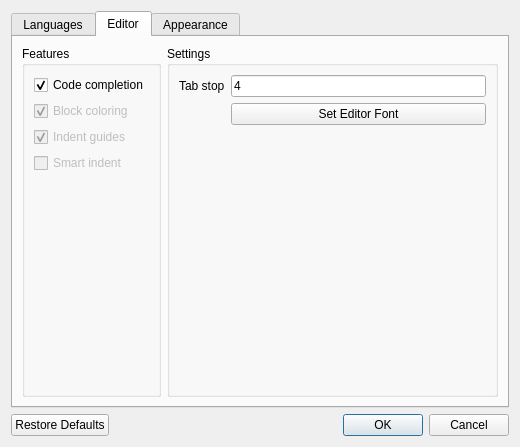
Old version of the form src/propelleride/forms/preferences.ui in the repository parallaxinc/PropellerIDE.
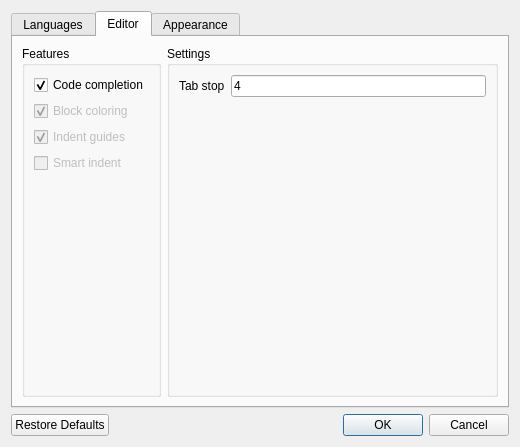
New version of the form. The open tabs and pages were chosen to show the change. Icons and pictures are not drawn. Custom widgets are drawn as their Qt base class.

Commit message: Fix some corner cases with tab/spaces and refactor (IDE-152, IDE-155)

What changed in the file:
```diff
--- a/src/propelleride/forms/preferences.ui
+++ b/src/propelleride/forms/preferences.ui
@@ -157,16 +157,6 @@
             </property>
            </widget>
           </item>
-          <item row="1" column="1">
-           <widget class="QPushButton" name="setEditorFont">
-            <property name="enabled">
-             <bool>true</bool>
-            </property>
-            <property name="text">
-             <string>Set Editor Font</string>
-            </property>
-           </widget>
-          </item>
          </layout>
         </widget>
        </item>
```
The commit also changes 3 other files.
